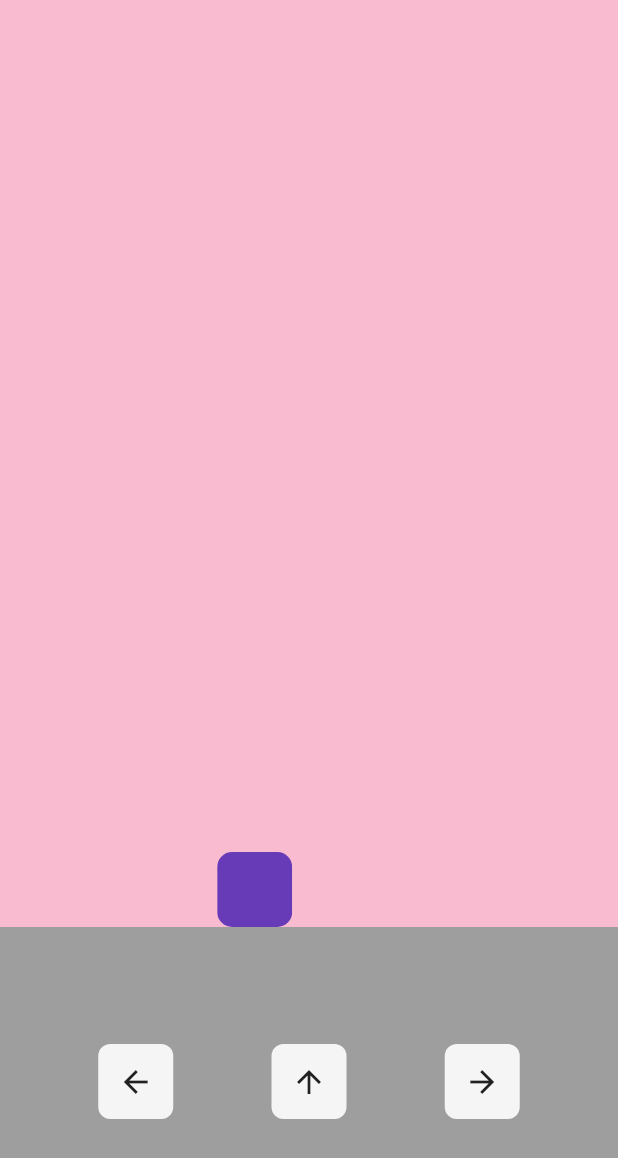
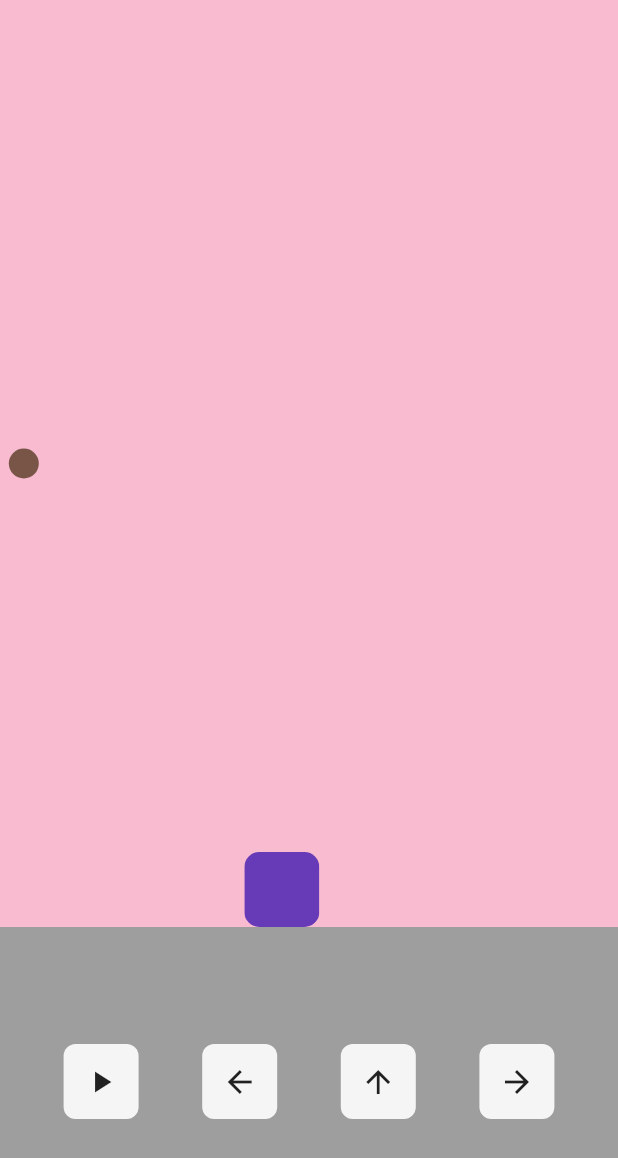
Before and after one commit to saqrelfirgany/bubble_man, a Flutter app: the screen it shows after launch, after a tap on the "arrow back" icon, on a phone screen of 412 x 824 dp. Shown: the top 1158 px of the screen. Run offline on Flutter 3.47's test engine with Material 2 defaults, Android fonts, the phone set to English and light mode, and no system bars.

Commit message:
add game ball

```diff
--- /dev/null
+++ b/lib/ball.dart
@@ -0,0 +1,23 @@
+import 'package:flutter/material.dart';
+
+class AppBall extends StatelessWidget {
+  const AppBall({Key? key, required this.ballX, required this.ballY}) : super(key: key);
+  final double ballX;
+
+  final double ballY;
+
+  @override
+  Widget build(BuildContext context) {
+    return Container(
+      alignment: Alignment(ballX, ballY),
+      child: Container(
+        width: 20,
+        height: 20,
+        decoration: BoxDecoration(
+          shape: BoxShape.circle,
+          color: Colors.brown,
+        ),
+      ),
+    );
+  }
+}
--- a/lib/home_page.dart
+++ b/lib/home_page.dart
@@ -1,11 +1,14 @@
 import 'dart:async';
 
+import 'package:bubble_man/ball.dart';
 import 'package:bubble_man/button.dart';
 import 'package:bubble_man/player.dart';
 import 'package:flutter/material.dart';
 import 'package:flutter/services.dart';
 
 import 'missile.dart';
+
+enum Direction { left, right }
 
 class HomePage extends StatefulWidget {
   const HomePage({Key? key}) : super(key: key);
@@ -24,6 +27,33 @@
   final double missileY = 1;
   double missileHeight = 10;
   bool midShot = false;
+
+  /// ball variables
+  double ballX = 0.5;
+  double ballY = 0;
+  var ballDirection = Direction.left;
+  var ballIncrement = 0.03;
+
+
+
+  void startGame() {
+    Timer.periodic(const Duration(milliseconds: 50), (timer) {
+      if (ballX - ballIncrement < -1) {
+        ballDirection = Direction.right;
+      } else if (ballX + ballIncrement > 1) {
+        ballDirection = Direction.left;
+      }
+      if (ballDirection == Direction.left) {
+        setState(() {
+          ballX -= ballIncrement;
+        });
+      } else if (ballDirection == Direction.right) {
+        setState(() {
+          ballX += ballIncrement;
+        });
+      }
+    });
+  }
 
   void moveLeft() {
     if (playerX - 0.1 < -1) return;
@@ -98,6 +128,9 @@
               child: Center(
                 child: Stack(
                   children: [
+                    /// Ball
+                    AppBall(ballX: ballX, ballY: ballY),
+
                     ///
                     /// Missile
                     ///
@@ -119,6 +152,10 @@
                 mainAxisAlignment: MainAxisAlignment.spaceEvenly,
                 children: [
                   AppButton(
+                    iconData: Icons.play_arrow,
+                    press: startGame,
+                  ),
+                  AppButton(
                     iconData: Icons.arrow_back,
                     press: moveLeft,
                   ),
```
